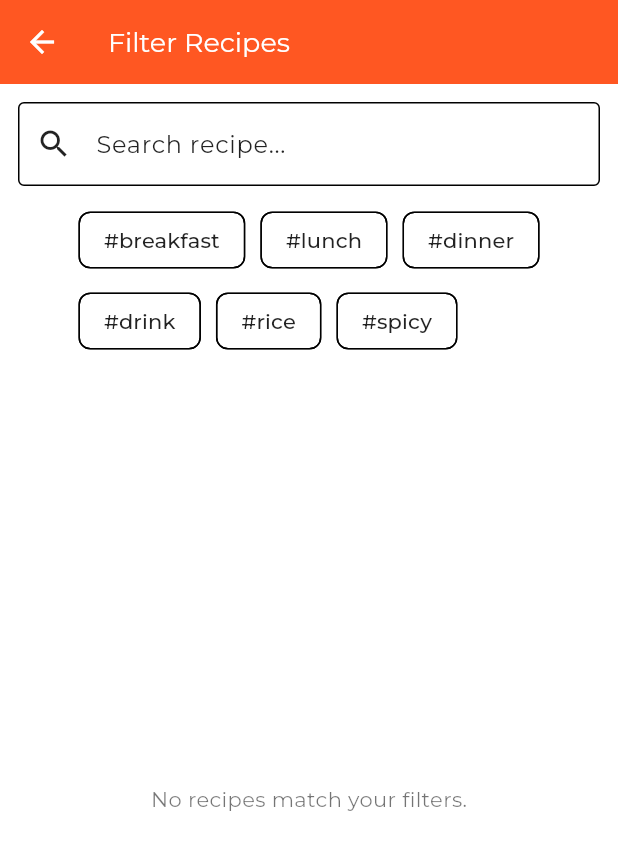
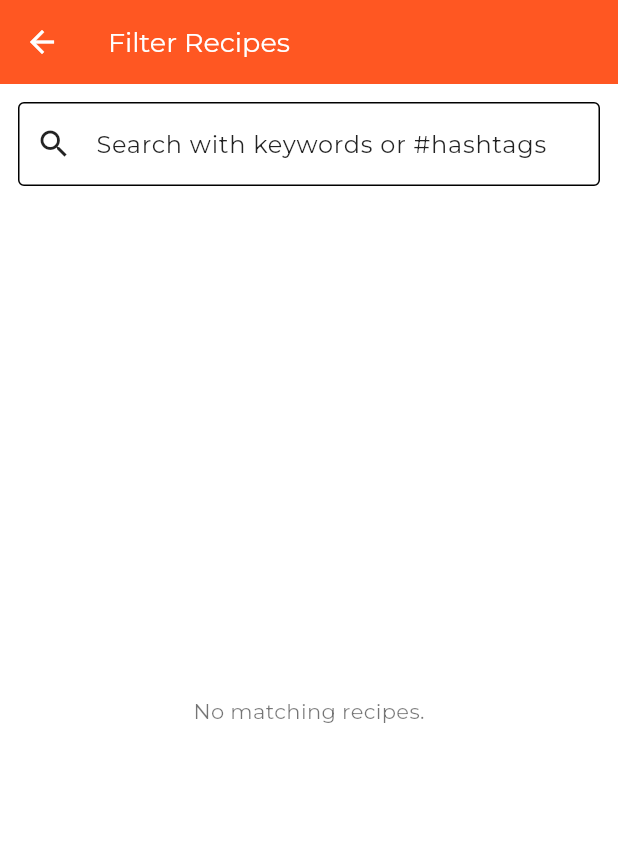
Before and after one commit to camy0330/Dappr, a Flutter app: the RecipeFilterPage screen opened directly with empty values, on a phone screen of 412 x 824 dp. Shown: the top 850 px of the screen. Run offline on Flutter 3.47's test engine with Material 3 defaults, Android fonts, the phone set to English and light mode, and no system bars; our stand-ins replace audioplayers, logger, lottie, shared_preferences, table_calendar; accounts and stored records are empty.

Commit message:
Update filter_recipe_page.dart

```diff
--- a/lib/pages/filter_recipe_page.dart
+++ b/lib/pages/filter_recipe_page.dart
@@ -12,37 +12,36 @@ class RecipeFilterPage extends StatefulWidget {
 
 class _RecipeFilterPageState extends State<RecipeFilterPage> {
   String searchText = '';
-  List<String> selectedHashtags = [];
 
-  final List<String> allHashtags = [
-    '#breakfast',
-    '#lunch',
-    '#dinner',
-    '#drink',
-    '#rice',
-    '#spicy',
-  ];
+  List<String> get keywords =>
+      searchText.split(' ').where((w) => w.isNotEmpty && !w.startsWith('#')).toList();
+
+  List<String> get hashtags =>
+      searchText.split(' ').where((w) => w.startsWith('#')).toList();
 
   @override
   Widget build(BuildContext context) {
     List<Recipe> filteredRecipes = widget.recipes.where((recipe) {
-      final matchesSearch = recipe.title.toLowerCase().contains(searchText.toLowerCase());
-      final matchesTags = selectedHashtags.every((tag) => recipe.hashtags.contains(tag));
-      return matchesSearch && matchesTags;
+      final textMatch = keywords.every((kw) =>
+          recipe.title.toLowerCase().contains(kw.toLowerCase()) ||
+          recipe.description.toLowerCase().contains(kw.toLowerCase()));
+
+      final tagMatch = hashtags.every((tag) =>
+          recipe.hashtags.map((h) => h.toLowerCase()).contains(tag.toLowerCase()));
+
+      return textMatch && tagMatch;
     }).toList();
 
     return Scaffold(
-      appBar: AppBar(
-        title: const Text('Filter Recipes'),
-      ),
+      appBar: AppBar(title: const Text('Filter Recipes')),
       body: Padding(
         padding: const EdgeInsets.all(12.0),
         child: Column(
           children: [
-            // 🔍 Text Search
+            // 🔍 Combined Search + Hashtag input
             TextField(
               decoration: const InputDecoration(
-                labelText: 'Search recipe...',
+                labelText: 'Search with keywords or #hashtags',
                 border: OutlineInputBorder(),
                 prefixIcon: Icon(Icons.search),
               ),
@@ -54,33 +53,10 @@ class _RecipeFilterPageState extends State<RecipeFilterPage> {
             ),
             const SizedBox(height: 12),
 
-            // ✅ Hashtag Filters
-            Wrap(
-              spacing: 10,
-              runSpacing: 6,
-              children: allHashtags.map((tag) {
-                final isSelected = selectedHashtags.contains(tag);
-                return FilterChip(
-                  label: Text(tag),
-                  selected: isSelected,
-                  onSelected: (bool selected) {
-                    setState(() {
-                      if (selected) {
-                        selectedHashtags.add(tag);
-                      } else {
-                        selectedHashtags.remove(tag);
-                      }
-                    });
-                  },
-                );
-              }).toList(),
-            ),
-            const SizedBox(height: 16),
-
             // 🍽 Filtered Recipes List
             Expanded(
               child: filteredRecipes.isEmpty
-                  ? const Center(child: Text("No recipes match your filters."))
+                  ? const Center(child: Text("No matching recipes."))
                   : ListView.builder(
                       itemCount: filteredRecipes.length,
                       itemBuilder: (context, index) {
@@ -96,9 +72,6 @@ class _RecipeFilterPageState extends State<RecipeFilterPage> {
                             ),
                             title: Text(recipe.title),
                             subtitle: Text(recipe.description),
-                            onTap: () {
-                              // TODO: Navigate to detail page if needed
-                            },
                           ),
                         );
                       },
```
